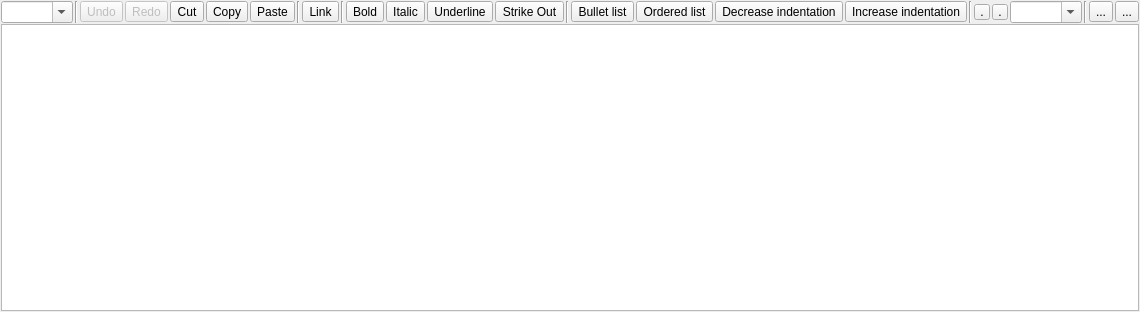
scignscape/PNP, file code/cpp/src/prelim/contrib/all/all/dgk/gtagml/gtagml/gtagml-forms/MRichTextEditor/mrichtextedit.ui: the form before one commit.
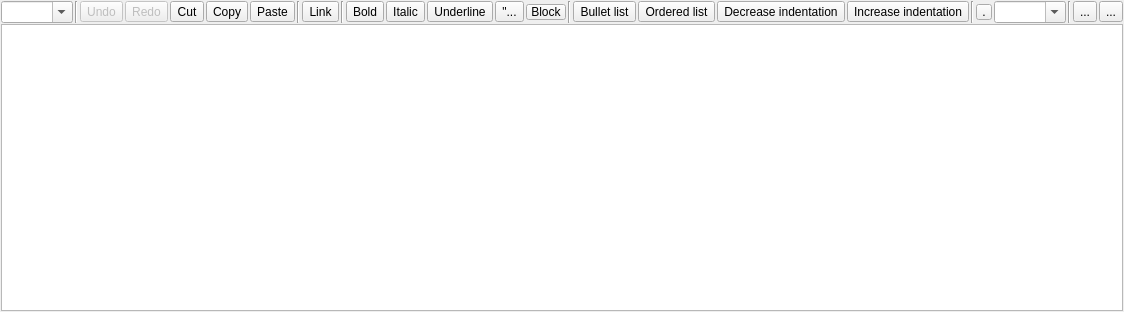
The form after the commit. Icons and pictures are not drawn. Custom widgets are drawn as their Qt base class.

What changed in the file:
```diff
--- a/code/cpp/src/prelim/contrib/all/all/dgk/gtagml/gtagml/gtagml-forms/MRichTextEditor/mrichtextedit.ui
+++ b/code/cpp/src/prelim/contrib/all/all/dgk/gtagml/gtagml/gtagml-forms/MRichTextEditor/mrichtextedit.ui
@@ -318,13 +318,44 @@
       <item>
        <widget class="QToolButton" name="f_strikeout">
         <property name="text">
-         <string>Strike Out</string>
+         <string>&quot;...</string>
         </property>
         <property name="checkable">
          <bool>true</bool>
         </property>
        </widget>
       </item>
+      <item>
+       <widget class="QToolButton" name="f_blkquote">
+        <property name="minimumSize">
+         <size>
+          <width>40</width>
+          <height>16</height>
+         </size>
+        </property>
+        <property name="maximumSize">
+         <size>
+          <width>50</width>
+          <height>16</height>
+         </size>
+        </property>
+        <property name="focusPolicy">
+         <enum>Qt::ClickFocus</enum>
+        </property>
+        <property name="toolTip">
+         <string>Text foreground color</string>
+        </property>
+        <property name="text">
+         <string>Block</string>
+        </property>
+        <property name="iconSize">
+         <size>
+          <width>16</width>
+          <height>16</height>
+         </size>
+        </property>
+       </widget>
+      </item>
       <item>
        <widget class="Line" name="line_5">
         <property name="orientation">
@@ -431,37 +462,6 @@
         </property>
        </widget>
       </item>
-      <item>
-       <widget class="QToolButton" name="f_fgcolor">
-        <property name="minimumSize">
-         <size>
-          <width>16</width>
-          <height>16</height>
-         </size>
-        </property>
-        <property name="maximumSize">
-         <size>
-          <width>16</width>
-          <height>16</height>
-         </size>
-        </property>
-        <property name="focusPolicy">
-         <enum>Qt::ClickFocus</enum>
-        </property>
-        <property name="toolTip">
-         <string>Text foreground color</string>
-        </property>
-        <property name="text">
-         <string>.</string>
-        </property>
-        <property name="iconSize">
-         <size>
-          <width>16</width>
-          <height>16</height>
-         </size>
-        </property>
-       </widget>
-      </item>
       <item>
        <widget class="QToolButton" name="f_bgcolor">
         <property name="minimumSize">
```
Left out of the diff: 41 changed lines with no effect on the pictures.
